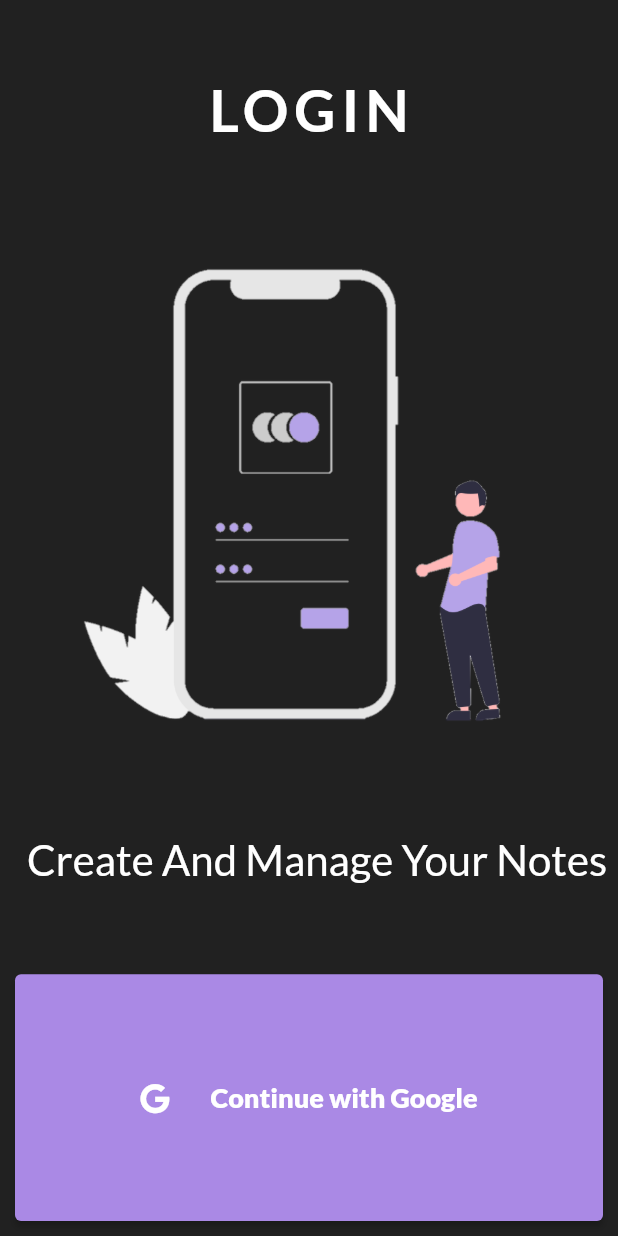
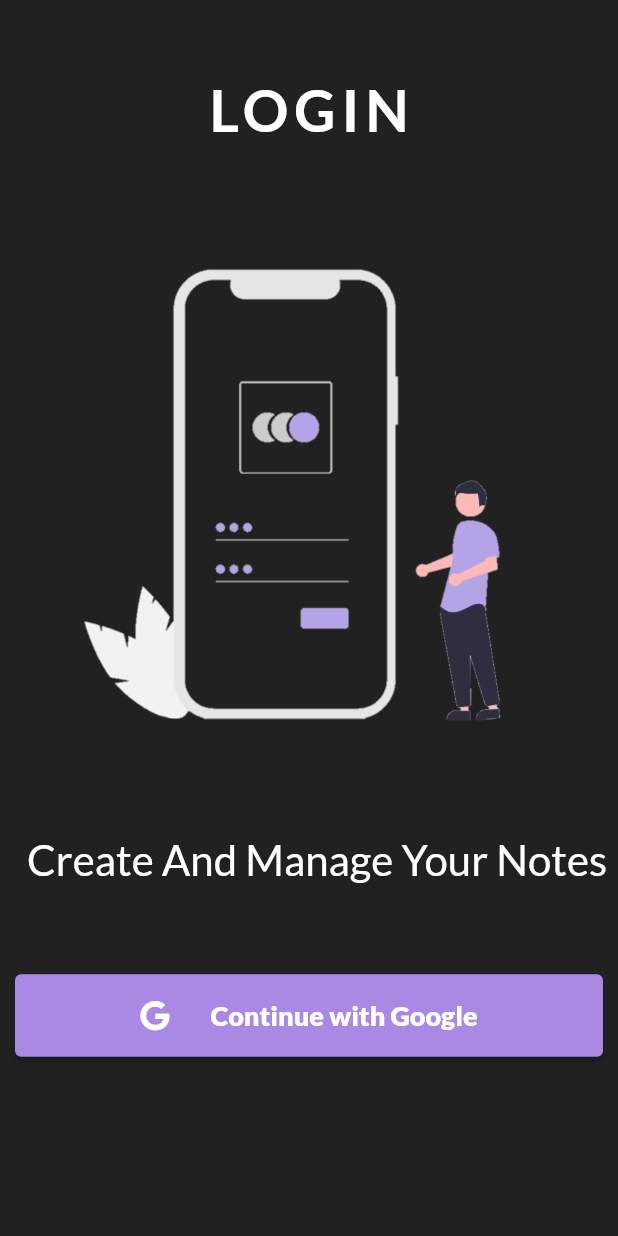
Before and after one commit to RitikRajoria/Notes-App-Flutter, a Flutter app: the screen it shows after launch, on a phone screen of 412 x 824 dp. Run offline on Flutter 3.47's test engine with Material 2 defaults, Android fonts, the light colour scheme and no system bars; our stand-ins replace cloud_firestore, firebase_auth, firebase_core, font_awesome_flutter, google_fonts, google_sign_in; accounts and stored records are empty.

Commit message:
minor ui bug fixes

```diff
--- a/lib/main.dart
+++ b/lib/main.dart
@@ -1,5 +1,6 @@
 import 'package:firebase_core/firebase_core.dart';
 import 'package:flutter/material.dart';
+import 'package:flutter/services.dart';
 import 'package:notes_app_with_bloc/auth/google_auth.dart';
 import 'package:notes_app_with_bloc/screens/loginPage.dart';
 import 'package:provider/provider.dart';
@@ -7,6 +8,8 @@ import 'package:provider/provider.dart';
 Future<void> main() async {
   WidgetsFlutterBinding.ensureInitialized();
   await Firebase.initializeApp();
+  SystemChrome.setPreferredOrientations(
+      [DeviceOrientation.portraitUp, DeviceOrientation.portraitDown]);
   runApp(const MyApp());
 }
 
--- a/lib/screens/loginPage.dart
+++ b/lib/screens/loginPage.dart
@@ -19,7 +19,7 @@ class _LoginPageState extends State<LoginPage> {
     final size = MediaQuery.of(context).size;
     return Scaffold(
       backgroundColor: Colors.grey.shade900,
-      body: SafeArea(
+      body: SingleChildScrollView(
         child: Center(
           child: Column(
             children: [
@@ -62,7 +62,8 @@ class _LoginPageState extends State<LoginPage> {
               SizedBox(
                 height: (size.height) * 0.06,
               ),
-              Expanded(
+              Container(
+                height: 75,
                 child: Padding(
                   padding: const EdgeInsets.all(10.0),
                   child: ElevatedButton(
```
